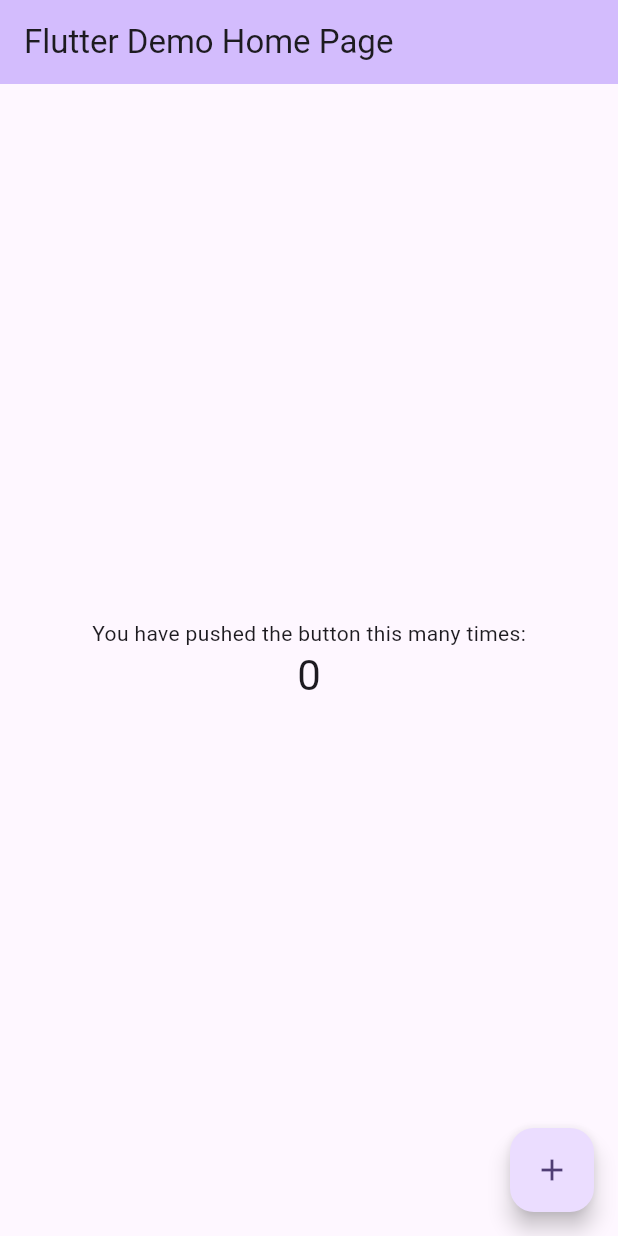
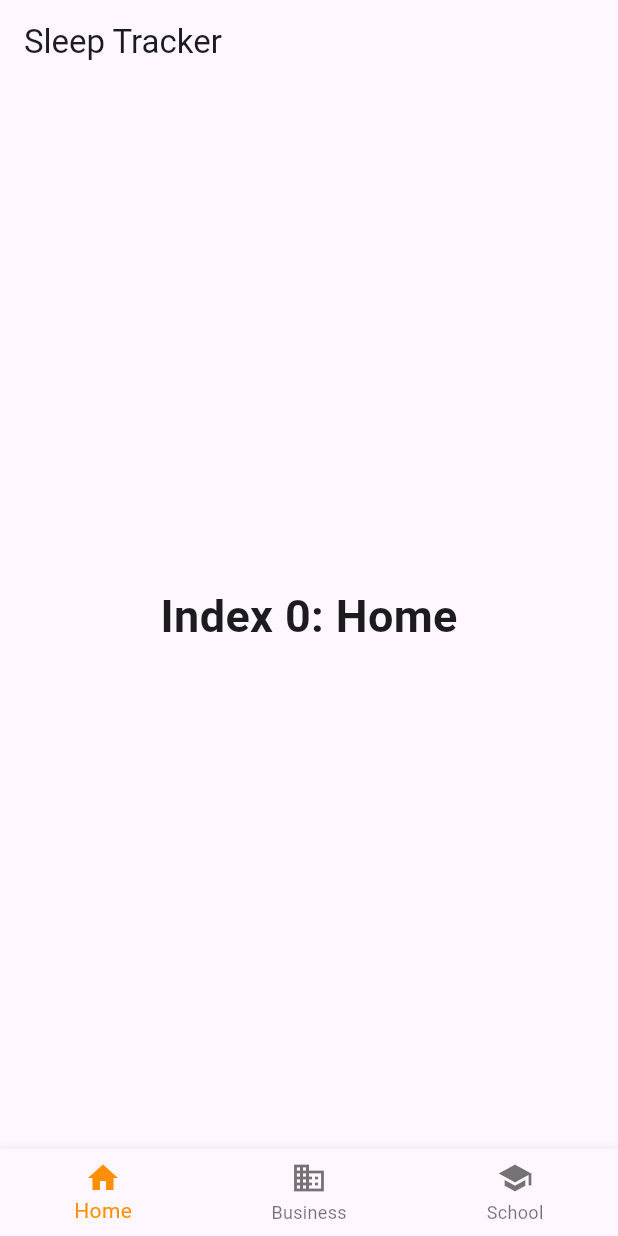
Before and after one commit to ellaMyler/Bedtime_Buddy, a Flutter app: the screen it shows after launch, on a phone screen of 412 x 824 dp. Run offline on Flutter 3.47's test engine with Material 3 defaults, Android fonts, the light colour scheme and no system bars.

Commit message:
added bottom navigation bar

```diff
--- a/lib/main.dart
+++ b/lib/main.dart
@@ -1,125 +1,82 @@
 import 'package:flutter/material.dart';
 
-void main() {
-  runApp(const MyApp());
-}
+/// Flutter code sample for [BottomNavigationBar].
 
-class MyApp extends StatelessWidget {
-  const MyApp({super.key});
+void main() => runApp(const BottomNavigationBarExampleApp());
 
-  // This widget is the root of your application.
+class BottomNavigationBarExampleApp extends StatelessWidget {
+  const BottomNavigationBarExampleApp({super.key});
+
   @override
   Widget build(BuildContext context) {
-    return MaterialApp(
-      title: 'Flutter Demo',
-      theme: ThemeData(
-        // This is the theme of your application.
-        //
-        // TRY THIS: Try running your application with "flutter run". You'll see
-        // the application has a purple toolbar. Then, without quitting the app,
-        // try changing the seedColor in the colorScheme below to Colors.green
-        // and then invoke "hot reload" (save your changes or press the "hot
-        // reload" button in a Flutter-supported IDE, or press "r" if you used
-        // the command line to start the app).
-        //
-        // Notice that the counter didn't reset back to zero; the application
-        // state is not lost during the reload. To reset the state, use hot
-        // restart instead.
-        //
-        // This works for code too, not just values: Most code changes can be
-        // tested with just a hot reload.
-        colorScheme: ColorScheme.fromSeed(seedColor: Colors.deepPurple),
-        useMaterial3: true,
-      ),
-      home: const MyHomePage(title: 'Flutter Demo Home Page'),
+    return const MaterialApp(
+      home: BottomNavigationBarExample(),
     );
   }
 }
 
-class MyHomePage extends StatefulWidget {
-  const MyHomePage({super.key, required this.title});
-
-  // This widget is the home page of your application. It is stateful, meaning
-  // that it has a State object (defined below) that contains fields that affect
-  // how it looks.
-
-  // This class is the configuration for the state. It holds the values (in this
-  // case the title) provided by the parent (in this case the App widget) and
-  // used by the build method of the State. Fields in a Widget subclass are
-  // always marked "final".
-
-  final String title;
+class BottomNavigationBarExample extends StatefulWidget {
+  const BottomNavigationBarExample({super.key});
 
   @override
-  State<MyHomePage> createState() => _MyHomePageState();
+  State<BottomNavigationBarExample> createState() =>
+      _BottomNavigationBarExampleState();
 }
 
-class _MyHomePageState extends State<MyHomePage> {
-  int _counter = 0;
+class _BottomNavigationBarExampleState
+    extends State<BottomNavigationBarExample> {
+  int _selectedIndex = 0;
+  static const TextStyle optionStyle =
+  TextStyle(fontSize: 30, fontWeight: FontWeight.bold);
+  static const List<Widget> _widgetOptions = <Widget>[
+    Text(
+      'Index 0: Home',
+      style: optionStyle,
+    ),
+    Text(
+      'Index 1: Business',
+      style: optionStyle,
+    ),
+    Text(
+      'Index 2: School',
+      style: optionStyle,
+    ),
+  ];
 
-  void _incrementCounter() {
+  void _onItemTapped(int index) {
     setState(() {
-      // This call to setState tells the Flutter framework that something has
-      // changed in this State, which causes it to rerun the build method below
-      // so that the display can reflect the updated values. If we changed
-      // _counter without calling setState(), then the build method would not be
-      // called again, and so nothing would appear to happen.
-      _counter++;
+      _selectedIndex = index;
     });
   }
 
   @override
   Widget build(BuildContext context) {
-    // This method is rerun every time setState is called, for instance as done
-    // by the _incrementCounter method above.
-    //
-    // The Flutter framework has been optimized to make rerunning build methods
-    // fast, so that you can just rebuild anything that needs updating rather
-    // than having to individually change instances of widgets.
     return Scaffold(
       appBar: AppBar(
-        // TRY THIS: Try changing the color here to a specific color (to
-        // Colors.amber, perhaps?) and trigger a hot reload to see the AppBar
-        // change color while the other colors stay the same.
-        backgroundColor: Theme.of(context).colorScheme.inversePrimary,
-        // Here we take the value from the MyHomePage object that was created by
-        // the App.build method, and use it to set our appbar title.
-        title: Text(widget.title),
+        title: const Text('Sleep Tracker'),
       ),
       body: Center(
-        // Center is a layout widget. It takes a single child and positions it
-        // in the middle of the parent.
-        child: Column(
-          // Column is also a layout widget. It takes a list of children and
-          // arranges them vertically. By default, it sizes itself to fit its
-          // children horizontally, and tries to be as tall as its parent.
-          //
-          // Column has various properties to control how it sizes itself and
-          // how it positions its children. Here we use mainAxisAlignment to
-          // center the children vertically; the main axis here is the vertical
-          // axis because Columns are vertical (the cross axis would be
-          // horizontal).
-          //
-          // TRY THIS: Invoke "debug painting" (choose the "Toggle Debug Paint"
-          // action in the IDE, or press "p" in the console), to see the
-          // wireframe for each widget.
-          mainAxisAlignment: MainAxisAlignment.center,
-          children: <Widget>[
-            const Text(
-              'You have pushed the button this many times:',
-            ),
-            Text(
-              '$_counter',
-              style: Theme.of(context).textTheme.headlineMedium,
-            ),
-          ],
-        ),
+        child: _widgetOptions.elementAt(_selectedIndex),
       ),
-      floatingActionButton: FloatingActionButton(
-        onPressed: _incrementCounter,
-        tooltip: 'Increment',
-        child: const Icon(Icons.add),
-      ), // This trailing comma makes auto-formatting nicer for build methods.
+      bottomNavigationBar: BottomNavigationBar(
+        items: const <BottomNavigationBarItem>[
+          BottomNavigationBarItem(
+            icon: Icon(Icons.home),
+            label: 'Home',
+          ),
+          BottomNavigationBarItem(
+            icon: Icon(Icons.business),
+            label: 'Business',
+          ),
+          BottomNavigationBarItem(
+            icon: Icon(Icons.school),
+            label: 'School',
+          ),
+        ],
+        currentIndex: _selectedIndex,
+        selectedItemColor: Colors.amber[800],
+        onTap: _onItemTapped,
+      ),
     );
   }
 }
```
